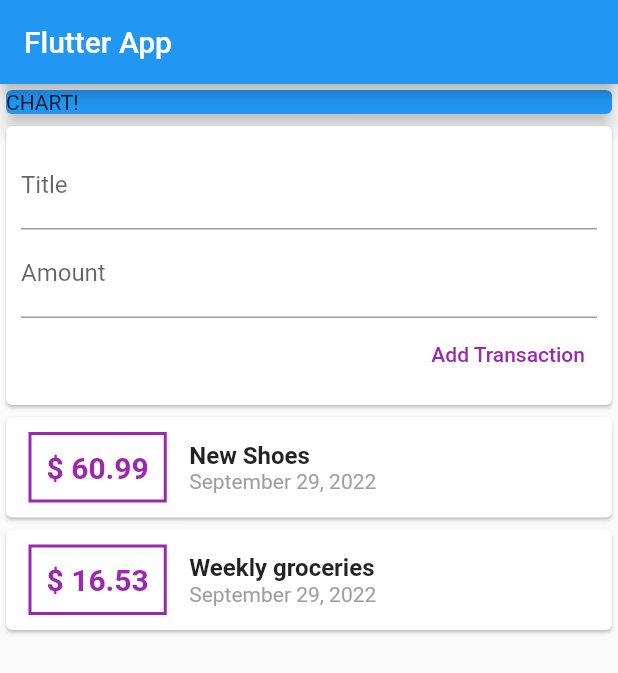
After one commit to ajcandelariaa/flutter-expense-planner, a Flutter app: the screen it shows after launch, on a phone screen of 412 x 824 dp. The commit adds this screen. Shown: the top 673 px of the screen. Run offline on Flutter 3.47's test engine with Material 2 defaults, Android fonts, the phone set to English and light mode, and no system bars.

Commit message:
list view added

```diff
--- /dev/null
+++ b/lib/widgets/new_transaction.dart
@@ -0,0 +1,44 @@
+import 'package:flutter/material.dart';
+
+class NewTransaction extends StatelessWidget {
+  final titleController = TextEditingController();
+  final amountController = TextEditingController();
+
+  final Function addTx;
+
+  NewTransaction(this.addTx);
+
+  @override
+  Widget build(BuildContext context) {
+    return Card(
+      child: Container(
+        padding: EdgeInsets.all(10),
+        child: Column(
+          crossAxisAlignment: CrossAxisAlignment.end,
+          children: [
+            TextField(
+              decoration: InputDecoration(labelText: 'Title'),
+              controller: titleController,
+            ),
+            TextField(
+              decoration: InputDecoration(labelText: 'Amount'),
+              controller: amountController,
+            ),
+            TextButton(
+              child: Text('Add Transaction'),
+              style: TextButton.styleFrom(
+                foregroundColor: Colors.purple,
+              ),
+              onPressed: () {
+                addTx(
+                  titleController.text,
+                  double.parse(amountController.text),
+                );
+              },
+            )
+          ],
+        ),
+      ),
+    );
+  }
+}
--- /dev/null
+++ b/lib/widgets/transaction_list.dart
@@ -0,0 +1,66 @@
+import 'package:flutter/material.dart';
+import 'package:intl/intl.dart';
+
+import '../models/transaction.dart';
+
+class TransactionList extends StatelessWidget {
+  final List<Transaction> transactions;
+
+  TransactionList(this.transactions);
+
+
+  @override
+  Widget build(BuildContext context) {
+    return Container(
+      height: 300,
+        child: ListView.builder(
+          itemCount: transactions.length,
+          itemBuilder: (context, index) {
+            return Card(
+              child: Row(
+                children: [
+                  Container(
+                    margin: EdgeInsets.symmetric(
+                      vertical: 10,
+                      horizontal: 15,
+                    ),
+                    decoration: BoxDecoration(
+                      border: Border.all(
+                        color: Colors.purple,
+                        width: 2,
+                      ),
+                    ),
+                    padding: EdgeInsets.all(10.0),
+                    child: Text(
+                      '\$ ${transactions[index].amount}',
+                      style: TextStyle(
+                        fontWeight: FontWeight.bold,
+                        fontSize: 20,
+                        color: Colors.purple,
+                      ),
+                    ),
+                  ),
+                  Column(
+                    crossAxisAlignment: CrossAxisAlignment.start,
+                    children: [
+                      Text(
+                        transactions[index].title,
+                        style: TextStyle(
+                          fontSize: 16,
+                          fontWeight: FontWeight.bold,
+                        ),
+                      ),
+                      Text(
+                        DateFormat.yMMMMd().format(transactions[index].date),
+                        style: TextStyle(color: Colors.grey),
+                      ),
+                    ],
+                  )
+                ],
+              ),
+            );
+          },
+        ),
+    );
+  }
+}
--- /dev/null
+++ b/lib/widgets/user_transactions.dart
@@ -0,0 +1,53 @@
+import 'package:flutter/material.dart';
+
+import './new_transaction.dart';
+import './transaction_list.dart';
+
+import '../models/transaction.dart';
+
+class UserTransactions extends StatefulWidget {
+  UserTransactions({Key? key}) : super(key: key);
+
+  @override
+  State<UserTransactions> createState() => _UserTransactionsState();
+}
+
+class _UserTransactionsState extends State<UserTransactions> {
+  final List<Transaction> _userTransaction = [
+    Transaction(
+      id: 't1',
+      title: 'New Shoes',
+      amount: 60.99,
+      date: DateTime.now(),
+    ),
+    Transaction(
+      id: 't2',
+      title: 'Weekly groceries',
+      amount: 16.53,
+      date: DateTime.now(),
+    ),
+  ];
+
+  void _addNewTransaction(String txTitle, double txAmount) {
+    final newTx = Transaction(
+      id: DateTime.now().toString(),
+      title: txTitle,
+      amount: txAmount,
+      date: DateTime.now(),
+    );
+
+    setState(() {
+      _userTransaction.add(newTx);
+    });
+  }
+
+  @override
+  Widget build(BuildContext context) {
+    return Column(
+      children: [
+        NewTransaction(_addNewTransaction),
+        TransactionList(_userTransaction),
+      ],
+    );
+  }
+}
```
Also changed, not shown: lib/main.dart (+4 -88 lines), lib/models/transaction.dart (renamed from lib/transaction.dart).
